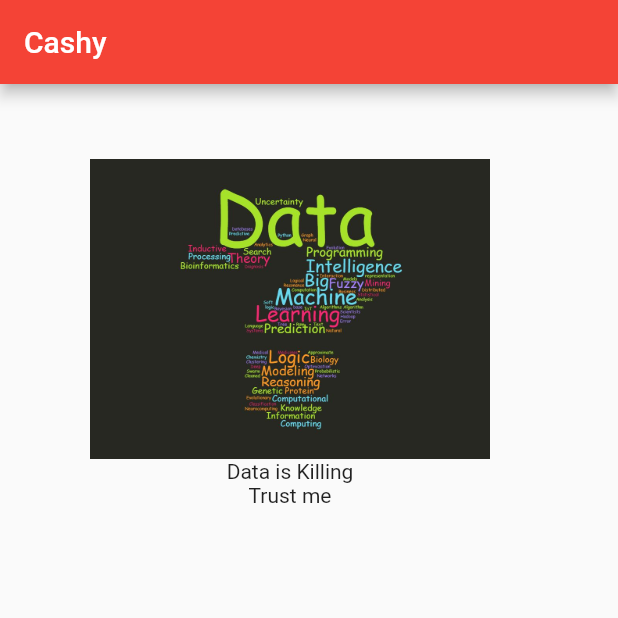
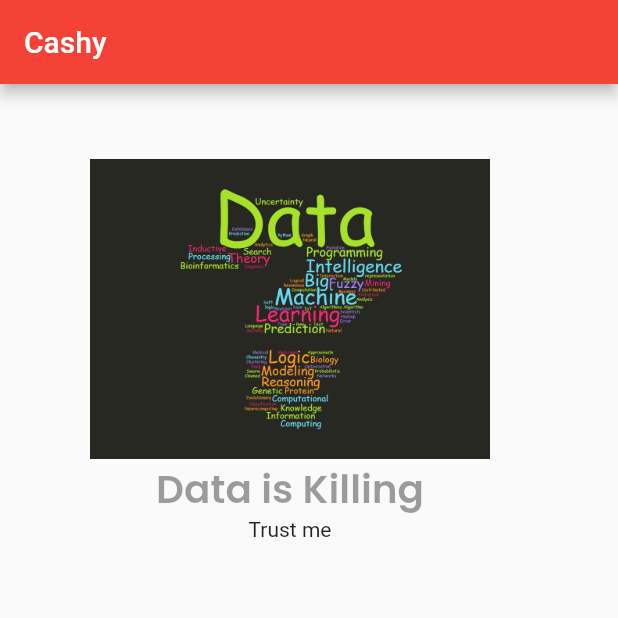
Before and after one commit to aprxty3/ReLearn, a Flutter app: the screen it shows after launch, on a phone screen of 412 x 824 dp, the top half of it. Run offline on Flutter 3.47's test engine with Material 2 defaults, Android fonts, the light colour scheme and no system bars.

Commit message:
implement textstyle

```diff
--- /dev/null
+++ b/lib/fontstyle.dart
@@ -0,0 +1,7 @@
+import 'package:flutter/material.dart';
+
+TextStyle mainHeader = const TextStyle(
+  fontSize: 26,
+  color: Colors.black38,
+  fontFamily: 'Poppins',
+);
--- a/lib/main.dart
+++ b/lib/main.dart
@@ -1,4 +1,5 @@
 import 'package:flutter/material.dart';
+import 'package:re_learn/fontstyle.dart';
 
 void main() {
   runApp(const MyApp());
@@ -42,7 +43,10 @@ class MyApp extends StatelessWidget {
                       image: AssetImage('assets/images/data.jpg'),
                       height: 200,
                     ),
-                    const Text("Data is Killing"),
+                    Text(
+                      "Data is Killing",
+                      style: mainHeader,
+                    ),
                     const Text("Trust me")
                   ],
                 )),
--- a/pubspec.yaml
+++ b/pubspec.yaml
@@ -74,7 +74,9 @@ flutter:
   # list giving the asset and other descriptors for the font. For
   # example:
   fonts:
-    - assets/fonts/
+    - family: Poppins
+      fonts:
+        - asset: assets/fonts/Poppins-SemiBold.ttf
   #       - asset: fonts/Schyler-Italic.ttf
   #         style: italic
   #   - family: Trajan Pro
```
